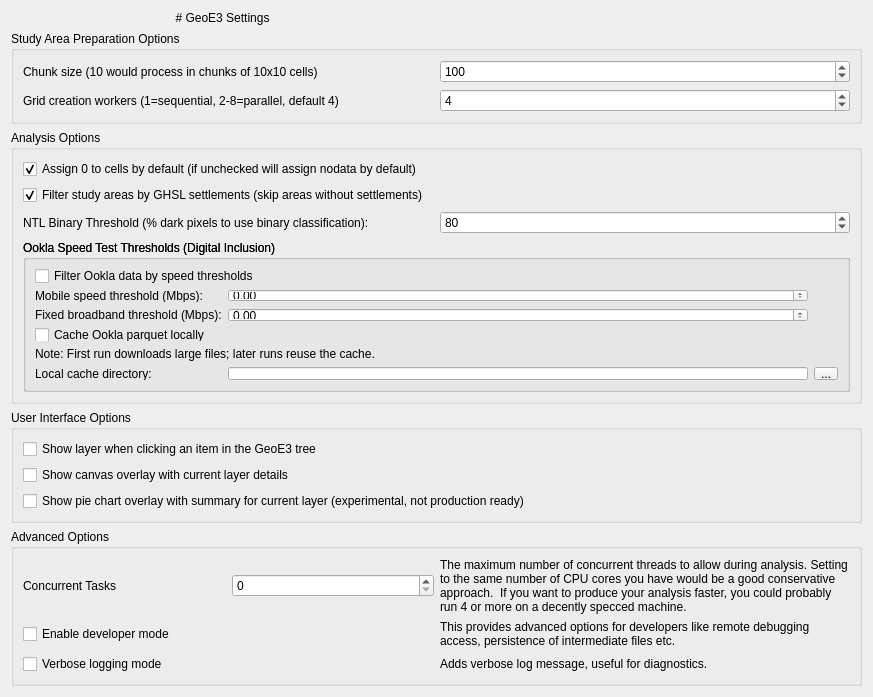
Above: geest/ui/geoe3_settings_base.ui from worldbank/GeoE3 before the change. Below: the same form after it.
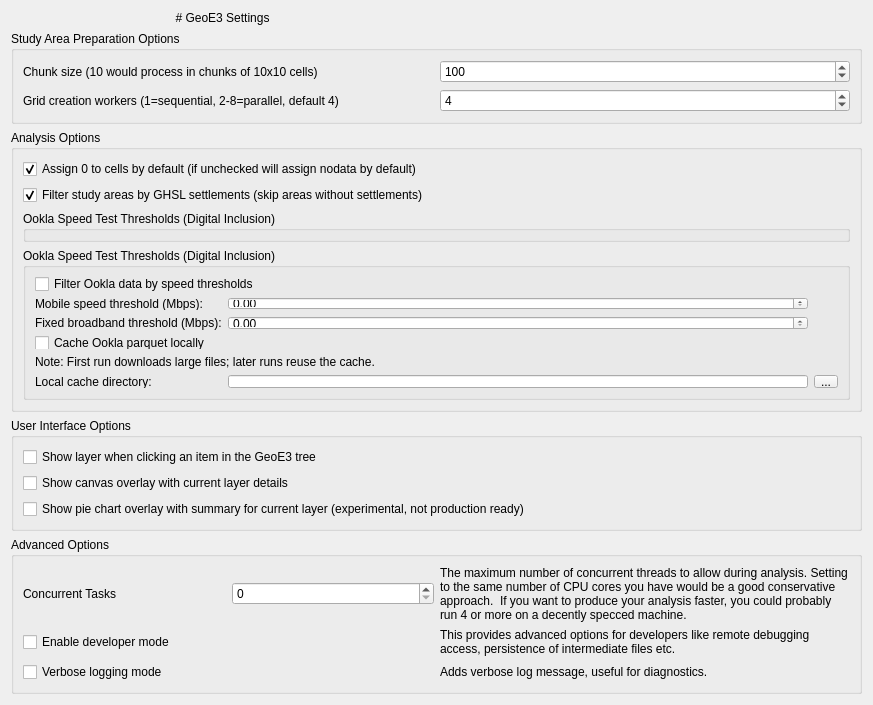
That is the form after the change.

What changed in the file:
```diff
--- a/geest/ui/geoe3_settings_base.ui
+++ b/geest/ui/geoe3_settings_base.ui
@@ -105,30 +105,7 @@
          </property>
         </widget>
        </item>
-       <item row="2" column="0">
-        <widget class="QLabel" name="label_ntl_binary_threshold">
-         <property name="text">
-          <string>NTL Binary Threshold (% dark pixels to use binary classification):</string>
-         </property>
-        </widget>
-       </item>
-       <item row="2" column="1">
-        <widget class="QSpinBox" name="ntl_binary_threshold">
-         <property name="maximum">
-          <number>100</number>
-         </property>
-         <property name="minimum">
-          <number>0</number>
-         </property>
-         <property name="singleStep">
-          <number>5</number>
-         </property>
-         <property name="value">
-          <number>80</number>
-         </property>
-        </widget>
-       </item>
-       <item row="3" column="0" colspan="2">
+       <item row="2" column="0" colspan="2">
         <widget class="QGroupBox" name="groupBox_ookla">
          <property name="title">
           <string>Ookla Speed Test Thresholds (Digital Inclusion)</string>
```
